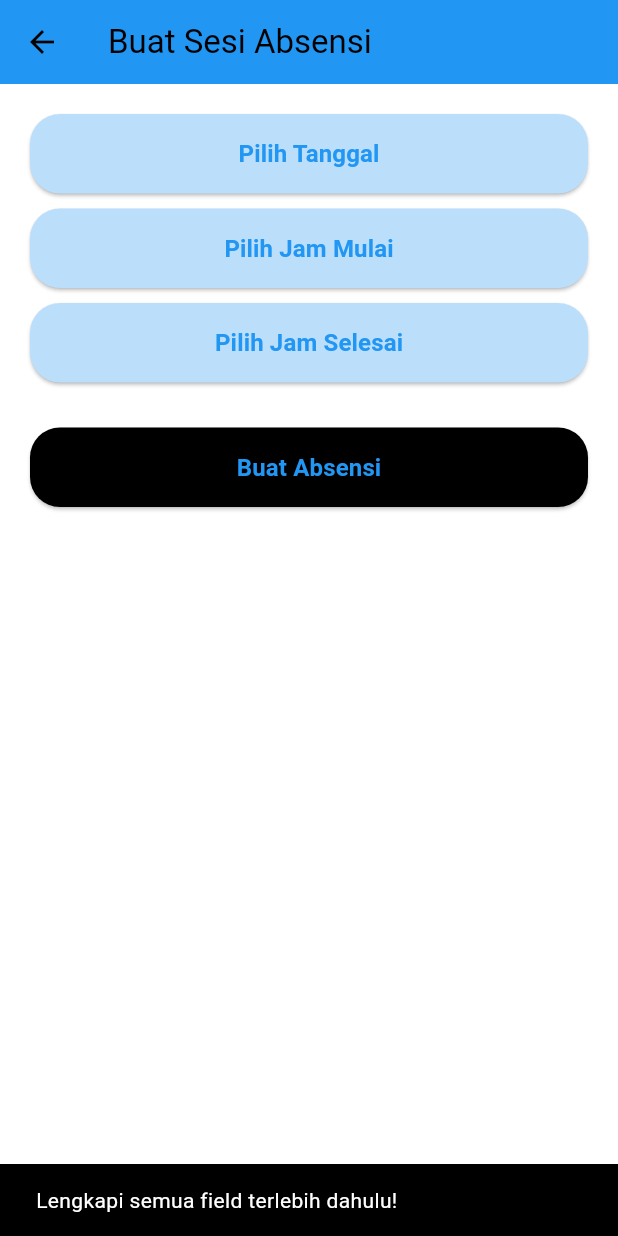
After one commit to SherenMingS/Educatholic, a Flutter app: the CreateAbsensiGuruPage screen opened directly, after a tap on "Buat Absensi", on a phone screen of 412 x 824 dp. The commit adds this screen. Run offline on Flutter 3.47's test engine with Material 3 defaults, Android fonts, the phone set to English and light mode, and no system bars; our stand-ins replace curved_navigation_bar, file_picker, get, image_picker, shared_preferences, shimmer; accounts and stored records are empty.

Commit message:
guru buat dan manage absen

```diff
--- /dev/null
+++ b/frontend/lib/screen/createabsensi_guru.dart
@@ -0,0 +1,219 @@
+import 'package:flutter/material.dart';
+import 'package:shared_preferences/shared_preferences.dart';
+import 'package:http/http.dart' as http;
+import 'dart:convert';
+
+class CreateAbsensiGuruPage extends StatefulWidget {
+  @override
+  _CreateAbsensiGuruPageState createState() => _CreateAbsensiGuruPageState();
+}
+
+class _CreateAbsensiGuruPageState extends State<CreateAbsensiGuruPage> {
+  DateTime? _selectedDate;
+  TimeOfDay? _startTime;
+  TimeOfDay? _endTime;
+  bool _loading = false;
+  String? generatedCode; // Simpan kode yang berhasil dibuat
+
+  Future<void> _pickDate() async {
+    DateTime? picked = await showDatePicker(
+      context: context,
+      initialDate: DateTime.now(),
+      firstDate: DateTime(2020),
+      lastDate: DateTime(2100),
+    );
+    if (picked != null) setState(() => _selectedDate = picked);
+  }
+
+  Future<void> _pickStartTime() async {
+    TimeOfDay? picked = await showTimePicker(
+      context: context,
+      initialTime: TimeOfDay.now(),
+    );
+    if (picked != null) setState(() => _startTime = picked);
+  }
+
+  Future<void> _pickEndTime() async {
+    TimeOfDay? picked = await showTimePicker(
+      context: context,
+      initialTime: TimeOfDay.now(),
+    );
+    if (picked != null) setState(() => _endTime = picked);
+  }
+
+  Future<void> _submitAbsensi() async {
+    if (_selectedDate == null || _startTime == null || _endTime == null) {
+      ScaffoldMessenger.of(context).showSnackBar(
+        SnackBar(content: Text('Lengkapi semua field terlebih dahulu!')),
+      );
+      return;
+    }
+
+    SharedPreferences prefs = await SharedPreferences.getInstance();
+    String? kelasGuru = prefs.getString('kelas_guru');
+    String? token = prefs.getString('token');
+
+    if (kelasGuru == null || token == null) {
+      ScaffoldMessenger.of(context).showSnackBar(
+        SnackBar(content: Text('Kelas atau token tidak ditemukan')),
+      );
+      return;
+    }
+
+    String jamMulai =
+        '${_startTime!.hour.toString().padLeft(2, '0')}:${_startTime!.minute.toString().padLeft(2, '0')}:00';
+    String jamSelesai =
+        '${_endTime!.hour.toString().padLeft(2, '0')}:${_endTime!.minute.toString().padLeft(2, '0')}:00';
+
+    setState(() => _loading = true);
+
+    final response = await http.post(
+      Uri.parse('http://localhost:8000/api/attendance-sessions'),
+      headers: {
+        'Authorization': 'Bearer $token',
+        'Content-Type': 'application/json',
+      },
+      body: jsonEncode({
+        'kelas': kelasGuru,
+        'tanggal': _selectedDate!.toIso8601String().substring(0, 10),
+        'jam_mulai': jamMulai,
+        'jam_selesai': jamSelesai,
+      }),
+    );
+
+    setState(() => _loading = false);
+
+    if (response.statusCode == 200 || response.statusCode == 201) {
+      var data = jsonDecode(response.body);
+      setState(() {
+        generatedCode = data['data']['code'];
+      });
+      ScaffoldMessenger.of(context).showSnackBar(
+        SnackBar(content: Text('Sesi Absensi berhasil dibuat')),
+      );
+    } else {
+      print(response.body);
+      ScaffoldMessenger.of(context).showSnackBar(
+        SnackBar(content: Text('Gagal membuat sesi absensi')),
+      );
+    }
+  }
+
+  void _showKodeDialog() {
+    showDialog(
+      context: context,
+      builder: (BuildContext context) {
+        return AlertDialog(
+          shape: RoundedRectangleBorder(
+            borderRadius: BorderRadius.circular(20),
+          ),
+          title: Text('Kode Absensi'),
+          content: Column(
+            mainAxisSize: MainAxisSize.min,
+            children: [
+              Text(
+                generatedCode ?? '',
+                style: TextStyle(
+                  fontSize: 36,
+                  fontWeight: FontWeight.bold,
+                  letterSpacing: 8,
+                  color: Colors.blueAccent,
+                ),
+                textAlign: TextAlign.center,
+              ),
+              SizedBox(height: 10),
+              Text(
+                "Berikan kode ini ke siswa untuk absensi.",
+                style: TextStyle(fontSize: 14),
+                textAlign: TextAlign.center,
+              ),
+            ],
+          ),
+          actions: [
+            TextButton(
+              onPressed: () => Navigator.of(context).pop(),
+              child: Text('Tutup'),
+            ),
+          ],
+        );
+      },
+    );
+  }
+
+  Widget _buildButton(String text, VoidCallback onPressed, {Color? color}) {
+    return SizedBox(
+      width: double.infinity,
+      child: ElevatedButton(
+        onPressed: onPressed,
+        style: ElevatedButton.styleFrom(
+          backgroundColor: color ?? Colors.blue,
+          padding: EdgeInsets.symmetric(vertical: 15),
+          shape: RoundedRectangleBorder(
+            borderRadius: BorderRadius.circular(20),
+          ),
+        ),
+        child: Text(
+          text,
+          style: TextStyle(fontSize: 16, fontWeight: FontWeight.bold),
+        ),
+      ),
+    );
+  }
+
+  @override
+  Widget build(BuildContext context) {
+    return Scaffold(
+      appBar: AppBar(
+        title: Text('Buat Sesi Absensi'),
+        backgroundColor: Colors.blue,
+      ),
+      body: Padding(
+        padding: const EdgeInsets.all(20.0),
+        child: Column(
+          children: [
+            _buildButton(
+              _selectedDate == null
+                  ? 'Pilih Tanggal'
+                  : 'Tanggal: ${_selectedDate!.toLocal().toString().split(' ')[0]}',
+              _pickDate,
+              color: Colors.blue.shade100,
+            ),
+            SizedBox(height: 10),
+            _buildButton(
+              _startTime == null
+                  ? 'Pilih Jam Mulai'
+                  : 'Jam Mulai: ${_startTime!.format(context)}',
+              _pickStartTime,
+              color: Colors.blue.shade100,
+            ),
+            SizedBox(height: 10),
+            _buildButton(
+              _endTime == null
+                  ? 'Pilih Jam Selesai'
+                  : 'Jam Selesai: ${_endTime!.format(context)}',
+              _pickEndTime,
+              color: Colors.blue.shade100,
+            ),
+            SizedBox(height: 30),
+            _loading
+                ? const CircularProgressIndicator()
+                : _buildButton(
+                    'Buat Absensi', _submitAbsensi,
+                    color: Colors.black87
+                        .withOpacity(0.8) // Set opacity to 80%
+                        .withAlpha(255), // Set alpha to 255 (fully opaque)
+                  ),
+            SizedBox(height: 20),
+            generatedCode != null
+                ? _buildButton(
+                    'Lihat Kode Absen',
+                    _showKodeDialog,
+                    color: Colors.blue.shade100,
+                  )
+                : SizedBox.shrink(),
+          ],
+        ),
+      ),
+    );
+  }
+}
--- a/frontend/lib/screen/editquiz_guru.dart
+++ b/frontend/lib/screen/editquiz_guru.dart
@@ -23,7 +23,7 @@ class _EditQuizPageState extends State<EditQuizPage> {
   DateTime? selectedDeadline;
   List<Map<String, dynamic>> questions = [];
 
-  final List<String> classList = ['7A', '7B', '8A', '8B', '9A', '9B'];
+  final List<String> classList = ['8A', '8B', '9A', '9B'];
 
   @override
   void initState() {
--- a/frontend/lib/screen/register.dart
+++ b/frontend/lib/screen/register.dart
@@ -175,7 +175,7 @@ class _RegisterPageState extends State<RegisterPage> {
                           kelas = newValue;
                         });
                       },
-                      items: ['7A', '7B'].map((kelas) {
+                      items: ['8A', '8B'].map((kelas) {
                         return DropdownMenuItem(
                             value: kelas, child: Text(kelas));
                       }).toList(),
--- a/frontend/lib/screen/tambahquiz_guru.dart
+++ b/frontend/lib/screen/tambahquiz_guru.dart
@@ -18,7 +18,7 @@ class _AddQuizPageState extends State<AddQuizPage> {
   DateTime? selectedDeadline;
   List<Map<String, dynamic>> questions = [];
 
-  final List<String> classList = ['7A', '7B', '8A', '8B', '9A', '9B'];
+  final List<String> classList = ['8A', '8B'];
 
   @override
   void initState() {
```
Also changed, not shown: frontend/lib/screen/dashboard_guru.dart (+35 -16 lines), frontend/lib/screen/listabsensi_guru.dart (added, +112 -0 lines), frontend/lib/screen/manageabsensi_guru.dart (added, +177 -0 lines), frontend/lib/screen/pilihkelas_guru.dart (+4 -4 lines), frontend/lib/screen/profile_guru.dart (added, +169 -0 lines), 8 other files.
